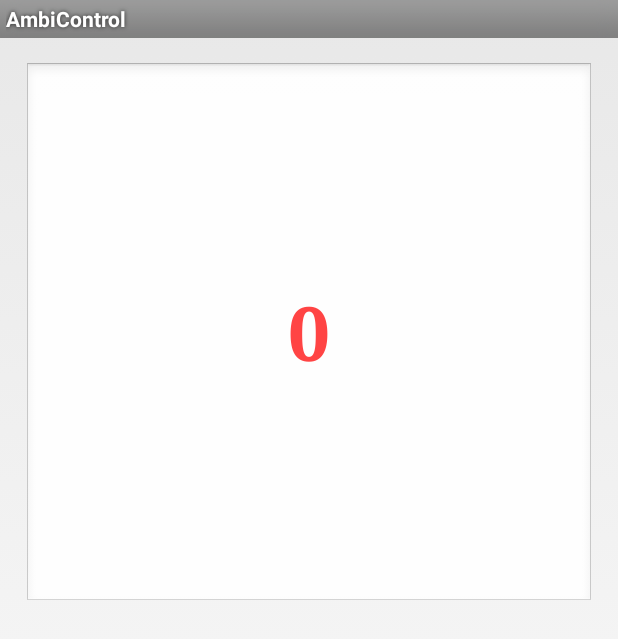
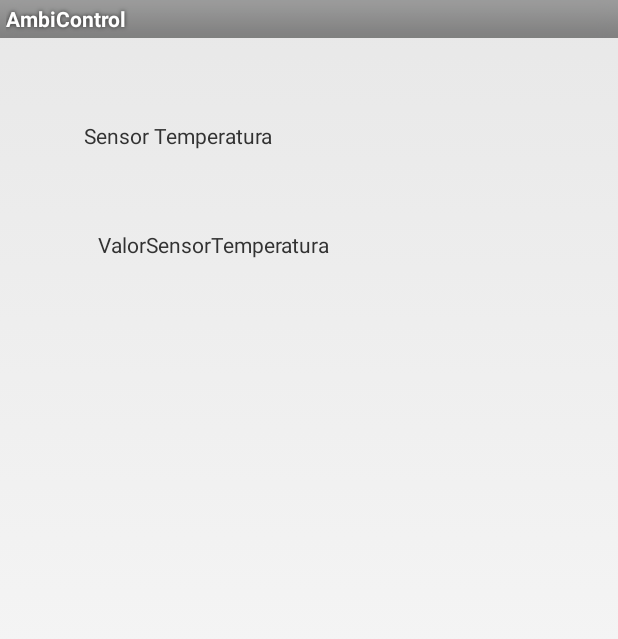
Before and after one commit to FedericoFortuna/AmbiControl, an Android app: the activity_comunicacion screen opened directly, with no data from a screen before it, on a phone screen of 412 x 824 dp. Shown: the top 639 px of the screen. Run offline under Robolectric (Android 15) with nearby library versions, the phone set to English and light mode, and no system bars; network calls fail; 8 statements that could not run were skipped.

Commit message:
comu con bt

```diff
--- a/AmbiControl2.0/app/src/main/java/com/example/bluetooth/MainActivity.java
+++ b/AmbiControl2.0/app/src/main/java/com/example/bluetooth/MainActivity.java
@@ -336,14 +336,12 @@ public class MainActivity extends Activity
 		switch (requestCode) {
 			case MULTIPLE_PERMISSIONS: {
 				if (grantResults.length > 0 && grantResults[0] == PackageManager.PERMISSION_GRANTED) {
-					// permissions granted.
-					enableComponent(); // Now you call here what ever you want :)
+					enableComponent();
 				} else {
 					String perStr = "";
 					for (String per : permissions) {
 						perStr += "\n" + per;
 					}
-					// permissions list of don't granted permission
 					Toast.makeText(this,"ATENCION: La aplicacion no funcionara " +
 									"correctamente debido a la falta de Permisos", Toast.LENGTH_LONG).show();
 				}
--- a/AmbiControl2.0/app/src/main/java/com/example/bluetooth/activity_comunicacion.java
+++ b/AmbiControl2.0/app/src/main/java/com/example/bluetooth/activity_comunicacion.java
@@ -13,8 +13,6 @@ import android.hardware.SensorManager;
 import android.os.Bundle;
 import android.os.Handler;
 import android.os.Looper;
-import android.view.View;
-import android.widget.Button;
 import android.widget.TextView;
 import android.widget.Toast;
 
@@ -32,7 +30,7 @@ import java.util.UUID;
 //******************************************** Hilo principal del Activity**************************************
 public class activity_comunicacion extends Activity implements SensorEventListener {
 
-    TextView txtPotenciometro;
+    TextView txtTemperatura;
 
     Handler bluetoothIn;
     final int handlerState = 0; //used to identify handler message
@@ -60,7 +58,7 @@ public class activity_comunicacion extends Activity implements SensorEventListen
         setContentView(R.layout.activity_comunicacion);
 
         //Se definen los componentes del layout
-        txtPotenciometro = (TextView) findViewById(R.id.txtValorPotenciometro);
+        txtTemperatura = (TextView) findViewById(R.id.idValorSensorTemperatura);
 
         //obtengo el adaptador del bluethoot
         btAdapter = BluetoothAdapter.getDefaultAdapter();
@@ -146,13 +144,13 @@ public class activity_comunicacion extends Activity implements SensorEventListen
                 if (msg.what == handlerState) {
                     //voy concatenando el msj
                     String readMessage = (String) msg.obj;
-                    recDataString.append(readMessage);
+                    recDataString.append(readMessage).append("\r\n");
                     int endOfLineIndex = recDataString.indexOf("\r\n");
 
                     //cuando recibo toda una linea la muestro en el layout
                     if (endOfLineIndex > 0) {
                         String dataInPrint = recDataString.substring(0, endOfLineIndex);
-                        txtPotenciometro.setText(dataInPrint);
+                        txtTemperatura.setText(dataInPrint);
 
                         recDataString.delete(0, recDataString.length());
                     }
@@ -161,13 +159,6 @@ public class activity_comunicacion extends Activity implements SensorEventListen
         };
 
     }
-
-    //Listener del boton encender que envia  msj para enceder Led a Arduino atraves del Bluethoot
-
-
-    //Listener del boton encender que envia  msj para Apagar Led a Arduino atraves del Bluethoot
-
-
 
     private void showToast(String message) {
         Toast.makeText(getApplicationContext(), message, Toast.LENGTH_SHORT).show();
--- a/AmbiControl2.0/app/src/main/res/layout/activity_comunicacion.xml
+++ b/AmbiControl2.0/app/src/main/res/layout/activity_comunicacion.xml
@@ -12,21 +12,23 @@ android:paddingTop="@dimen/activity_vertical_margin"
 tools:context="com.example.bluetooth.activity_comunicacion"
 android:theme="@style/AppTheme">
 
-    <EditText
-        android:id="@+id/txtValorPotenciometro"
+    <TextView
+        android:id="@+id/idSensorTemperatura"
         android:layout_width="wrap_content"
-        android:layout_height="364dp"
-        android:layout_above="@+id/btnApagar"
-        android:layout_marginBottom="185dp"
-        android:ems="10"
-        android:fontFamily="serif"
-        android:freezesText="false"
-        android:inputType="textPersonName"
-        android:text="0"
-        android:textAlignment="center"
-        android:textColor="@android:color/holo_red_light"
-        android:textSize="50sp"
-        android:textStyle="normal|bold"
-        tools:ignore="HardcodedText" />
+        android:layout_height="wrap_content"
+        android:layout_alignParentStart="true"
+        android:layout_alignParentTop="true"
+        android:layout_marginStart="40dp"
+        android:layout_marginTop="39dp"
+        android:text="Sensor Temperatura" />
 
+    <TextView
+        android:id="@+id/idValorSensorTemperatura"
+        android:layout_width="wrap_content"
+        android:layout_height="wrap_content"
+        android:layout_alignParentStart="true"
+        android:layout_alignParentTop="true"
+        android:layout_marginStart="49dp"
+        android:layout_marginTop="112dp"
+        android:text="ValorSensorTemperatura" />
 </RelativeLayout>
--- a/AmbiControl2.0/app/src/main/res/layout/activity_main.xml
+++ b/AmbiControl2.0/app/src/main/res/layout/activity_main.xml
@@ -34,6 +34,8 @@
         android:id="@+id/imageView"
         android:layout_width="match_parent"
         android:layout_height="wrap_content"
-        app:srcCompat="@drawable/pixelcut_export" />
+        android:visibility="visible"
+        app:srcCompat="@drawable/pixelcut_export"
+        tools:visibility="visible" />
 
 </LinearLayout>
```
